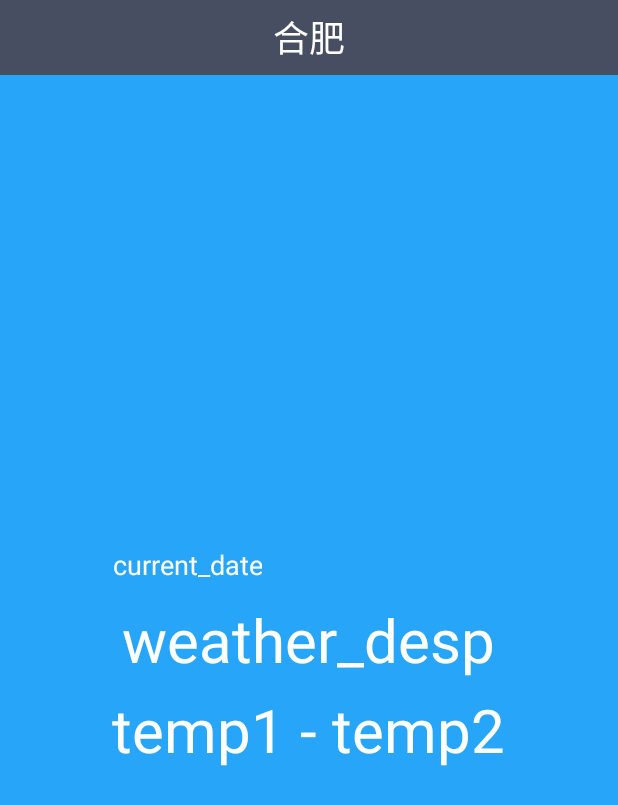
After one commit to Badwritten/CoolWeather, an Android app: the layout weather_layout.xml on its own in the app's theme, with its tools: preview values and no code run, on a phone screen of 412 x 824 dp. The commit adds this screen. Shown: the top 805 px of the screen. Run offline under Robolectric (Android 15) with nearby library versions, the phone set to English and light mode, and no system bars.

Commit message:
加入显示天气信息的功能

```diff
--- a/app/src/main/AndroidManifest.xml
+++ b/app/src/main/AndroidManifest.xml
@@ -1,7 +1,8 @@
 <?xml version="1.0" encoding="utf-8"?>
 <manifest xmlns:android="http://schemas.android.com/apk/res/android"
           package="com.example.wanghaishu.coolweather">
-<uses-permission android:name="android.permission.INTERNET"/>
+
+    <uses-permission android:name="android.permission.INTERNET"/>
     <application
         android:allowBackup="true"
         android:icon="@mipmap/ic_launcher"
@@ -15,6 +16,7 @@
                 <category android:name="android.intent.category.LAUNCHER"/>
             </intent-filter>
         </activity>
+        <activity android:name=".activity.WeatherActivity"/>
     </application>
 
 </manifest>
--- /dev/null
+++ b/app/src/main/res/layout/weather_layout.xml
@@ -0,0 +1,101 @@
+<?xml version="1.0" encoding="utf-8"?>
+<LinearLayout xmlns:android="http://schemas.android.com/apk/res/android"
+              android:layout_width="match_parent"
+              android:layout_height="match_parent"
+              android:orientation="vertical">
+
+    <RelativeLayout
+        android:layout_width="match_parent"
+        android:layout_height="50dp"
+        android:background="#484E61">
+
+        <TextView
+            android:id="@+id/city_name"
+            android:layout_width="wrap_content"
+            android:layout_height="wrap_content"
+            android:layout_centerInParent="true"
+            android:text="合肥"
+            android:textColor="#fff"
+            android:textSize="24sp"/>
+
+    </RelativeLayout>
+
+    <RelativeLayout
+        android:layout_width="match_parent"
+        android:layout_height="0dp"
+        android:layout_weight="1"
+        android:background="#27A5F9">
+
+        <TextView
+            android:id="@+id/publish_text"
+            android:layout_width="wrap_content"
+            android:layout_height="wrap_content"
+            android:layout_alignParentRight="true"
+            android:layout_marginRight="10dp"
+            android:layout_marginTop="10dp"
+            android:textColor="#FFF"
+            android:textSize="18sp"/>
+
+        <LinearLayout
+            android:id="@+id/weather_info_layout"
+            android:layout_width="wrap_content"
+            android:layout_height="wrap_content"
+            android:layout_centerInParent="true"
+            android:orientation="vertical">
+
+            <TextView
+                android:id="@+id/current_date"
+                android:layout_width="wrap_content"
+                android:layout_height="40dp"
+                android:gravity="center"
+                android:text="current_date"
+                android:textColor="#FFF"
+                android:textSize="18sp"/>
+
+            <TextView
+                android:id="@+id/weather_desp"
+                android:layout_width="wrap_content"
+                android:layout_height="60dp"
+                android:layout_gravity="center_horizontal"
+                android:gravity="center"
+                android:text="weather_desp"
+                android:textColor="#FFF"
+                android:textSize="40sp"/>
+
+            <LinearLayout
+                android:layout_width="wrap_content"
+                android:layout_height="60dp"
+                android:layout_gravity="center_horizontal"
+                android:orientation="horizontal">
+
+                <TextView
+                    android:id="@+id/temp1"
+                    android:layout_width="wrap_content"
+                    android:layout_height="wrap_content"
+                    android:layout_gravity="center_vertical"
+                    android:text="temp1"
+                    android:textColor="#FFF"
+                    android:textSize="40sp"/>
+
+                <TextView
+                    android:layout_width="wrap_content"
+                    android:layout_height="wrap_content"
+                    android:layout_gravity="center_vertical"
+                    android:layout_marginLeft="10dp"
+                    android:layout_marginRight="10dp"
+                    android:text="-"
+                    android:textColor="#FFF"
+                    android:textSize="40sp"/>
+
+                <TextView
+                    android:id="@+id/temp2"
+                    android:layout_width="wrap_content"
+                    android:layout_height="wrap_content"
+                    android:layout_gravity="center_vertical"
+                    android:text="temp2"
+                    android:textColor="#FFF"
+                    android:textSize="40sp"/>
+            </LinearLayout>
+        </LinearLayout>
+    </RelativeLayout>
+</LinearLayout>
```
Also changed, not shown: app/src/main/java/com/example/wanghaishu/coolweather/activity/ChooseAreaActivity.java (+17 -1 lines), app/src/main/java/com/example/wanghaishu/coolweather/activity/WeatherActivity.java (added, +161 -0 lines), app/src/main/java/com/example/wanghaishu/coolweather/util/Utility.java (+64 -0 lines).
